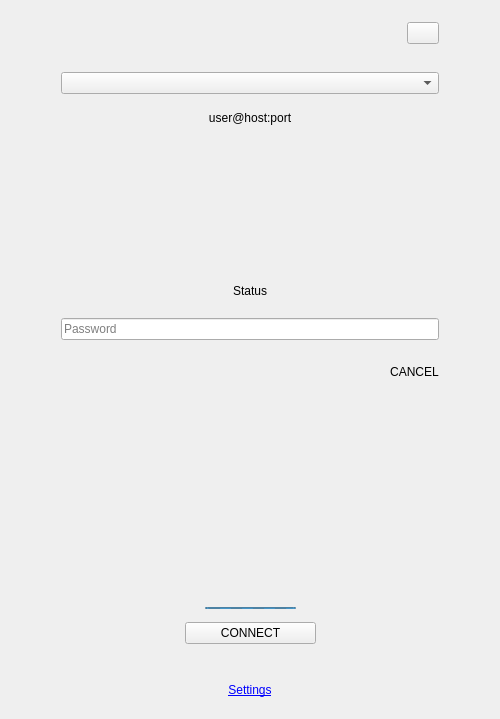
Before: the Qt Designer form release/app/assets/app.ui in sganis/golddrive, drawn with Qt 5.
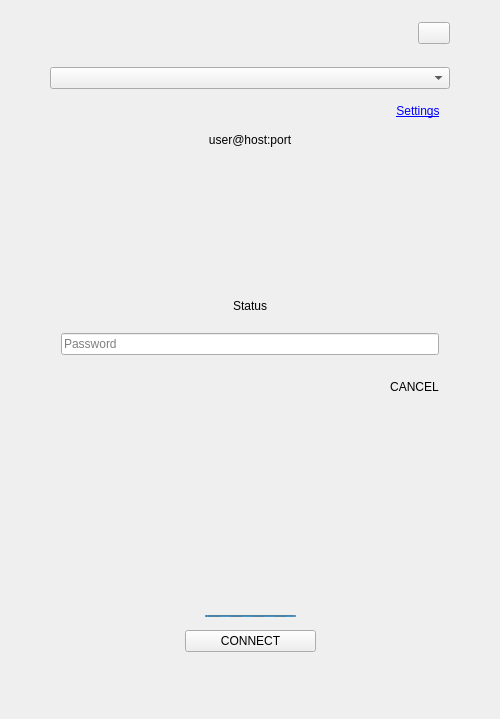
After: the same form once the commit is applied.

```diff
--- a/release/app/assets/app.ui
+++ b/release/app/assets/app.ui
@@ -27,6 +27,9 @@
   </property>
   <widget class="QWidget" name="centralWidget">
    <layout class="QVBoxLayout" name="verticalLayout_4">
+    <property name="spacing">
+     <number>12</number>
+    </property>
     <property name="leftMargin">
      <number>50</number>
     </property>
@@ -36,6 +39,9 @@
     <item>
      <widget class="QWidget" name="widget_6" native="true">
       <layout class="QHBoxLayout" name="horizontalLayout_5">
+       <property name="rightMargin">
+        <number>0</number>
+       </property>
        <item>
         <widget class="QLabel" name="label">
          <property name="text">
@@ -65,12 +71,80 @@
     <item>
      <widget class="QWidget" name="widget_3" native="true">
       <layout class="QHBoxLayout">
+       <property name="spacing">
+        <number>0</number>
+       </property>
+       <property name="leftMargin">
+        <number>0</number>
+       </property>
+       <property name="topMargin">
+        <number>0</number>
+       </property>
+       <property name="rightMargin">
+        <number>0</number>
+       </property>
+       <property name="bottomMargin">
+        <number>0</number>
+       </property>
        <item>
         <widget class="QComboBox" name="cboParam"/>
        </item>
       </layout>
      </widget>
     </item>
+    <item>
+     <widget class="QWidget" name="widget_9" native="true">
+      <layout class="QHBoxLayout" name="horizontalLayout_2">
+       <property name="spacing">
+        <number>0</number>
+       </property>
+       <property name="leftMargin">
+        <number>0</number>
+       </property>
+       <property name="topMargin">
+        <number>0</number>
+       </property>
+       <property name="rightMargin">
+        <number>10</number>
+       </property>
+       <property name="bottomMargin">
+        <number>0</number>
+       </property>
+       <item>
+        <spacer name="horizontalSpacer_4">
+         <property name="orientation">
+          <enum>Qt::Horizontal</enum>
+         </property>
+         <property name="sizeHint" stdset="0">
+          <size>
+           <width>40</width>
+           <height>20</height>
+          </size>
+         </property>
+        </spacer>
+       </item>
+       <item>
+        <widget class="QLabel" name="lblSettings">
+         <property name="maximumSize">
+          <size>
+           <width>150</width>
+           <height>16777215</height>
+          </size>
+         </property>
+         <property name="cursor">
+          <cursorShape>PointingHandCursor</cursorShape>
+         </property>
+         <property name="text">
+          <string>&lt;html&gt;&lt;head/&gt;&lt;body&gt;&lt;p&gt;&lt;a href=&quot;#&quot;&gt;&lt;span style=&quot; text-decoration: underline; color:#0000ff;&quot;&gt;Settings&lt;/span&gt;&lt;/a&gt;&lt;/p&gt;&lt;/body&gt;&lt;/html&gt;</string>
+         </property>
+         <property name="alignment">
+          <set>Qt::AlignCenter</set>
+         </property>
+        </widget>
+       </item>
+      </layout>
+     </widget>
+    </item>
     <item>
      <widget class="QLabel" name="lblUserHostPort">
       <property name="text">
@@ -351,27 +425,7 @@
     </item>
     <item>
      <widget class="QWidget" name="widget_5" native="true">
-      <layout class="QHBoxLayout" name="horizontalLayout_4">
-       <item>
-        <widget class="QLabel" name="lblSettings">
-         <property name="maximumSize">
-          <size>
-           <width>150</width>
-           <height>16777215</height>
-          </size>
-         </property>
-         <property name="cursor">
-          <cursorShape>PointingHandCursor</cursorShape>
-         </property>
-         <property name="text">
-          <string>&lt;html&gt;&lt;head/&gt;&lt;body&gt;&lt;p&gt;&lt;a href=&quot;#&quot;&gt;&lt;span style=&quot; text-decoration: underline; color:#0000ff;&quot;&gt;Settings&lt;/span&gt;&lt;/a&gt;&lt;/p&gt;&lt;/body&gt;&lt;/html&gt;</string>
-         </property>
-         <property name="alignment">
-          <set>Qt::AlignCenter</set>
-         </property>
-        </widget>
-       </item>
-      </layout>
+      <layout class="QHBoxLayout" name="horizontalLayout_4"/>
      </widget>
     </item>
    </layout>
```
